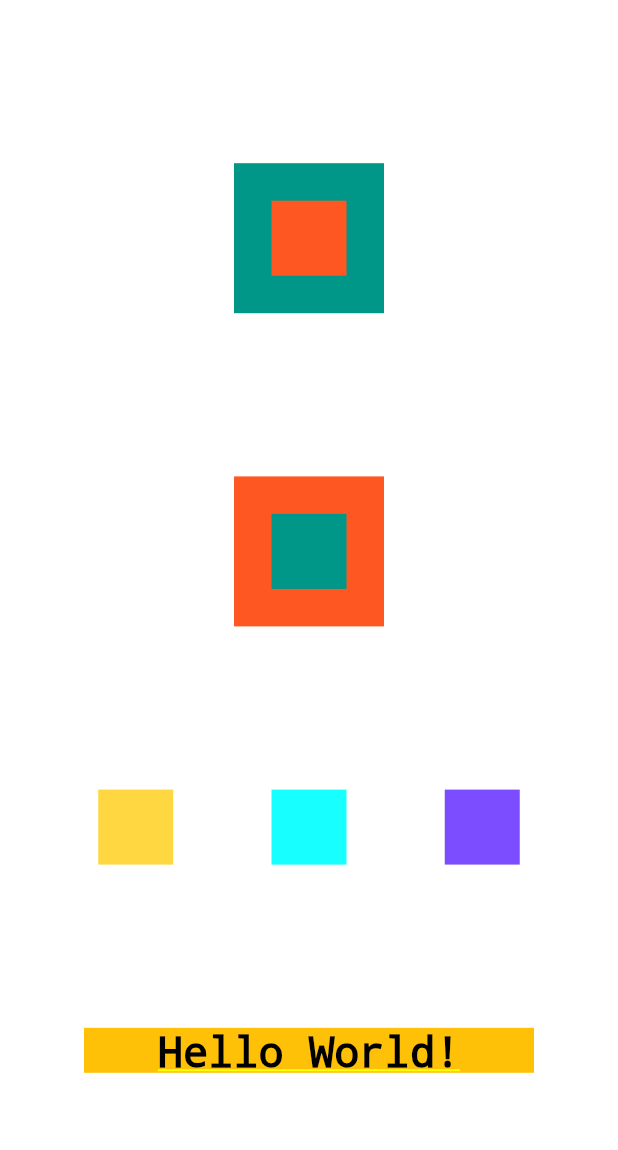
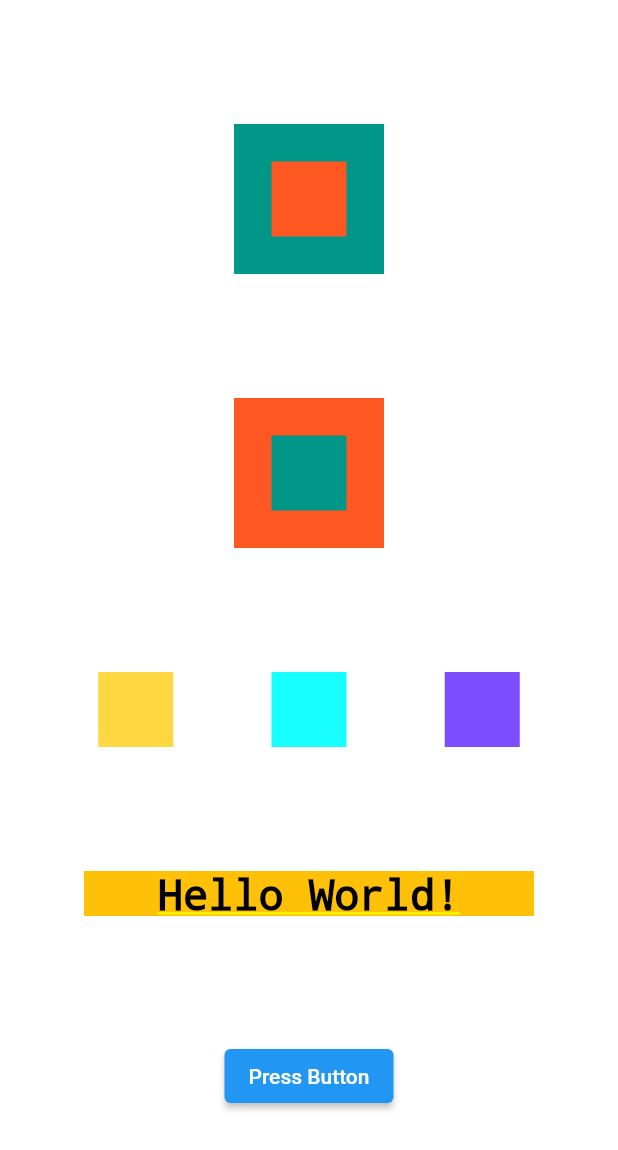
Before and after one commit to antoniolisboa/first_project, a Flutter app: the screen it shows after launch, on a phone screen of 412 x 824 dp. Shown: the top 1150 px of the screen. Run offline on Flutter 3.47's test engine with Material 2 defaults, Android fonts, the phone set to English and light mode, and no system bars.

Commit message:
Conhecendo o Widget ElevatedButton e aplicando um texto no botão

```diff
--- a/lib/main.dart
+++ b/lib/main.dart
@@ -85,6 +85,10 @@ class MyApp extends StatelessWidget {
                 ),
               ),
             ),
+            ElevatedButton(
+              onPressed: () => print('Pressed Button'),
+              child: const Text('Press Button'),
+            )
           ],
         ),
       ),
```
